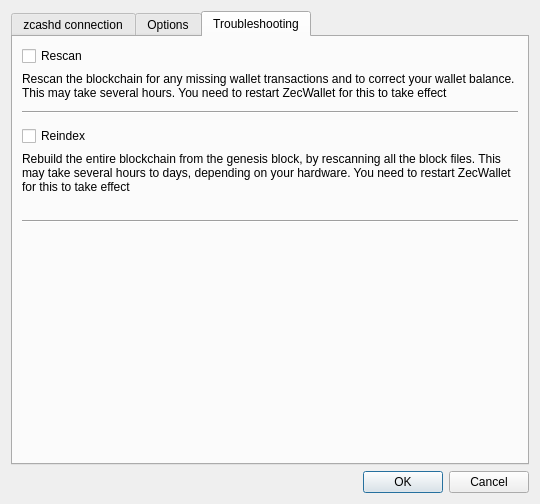
This is src/settings.ui in ZcashFoundation/zecwallet as Qt 5 draws it before an edit. The edited form follows.
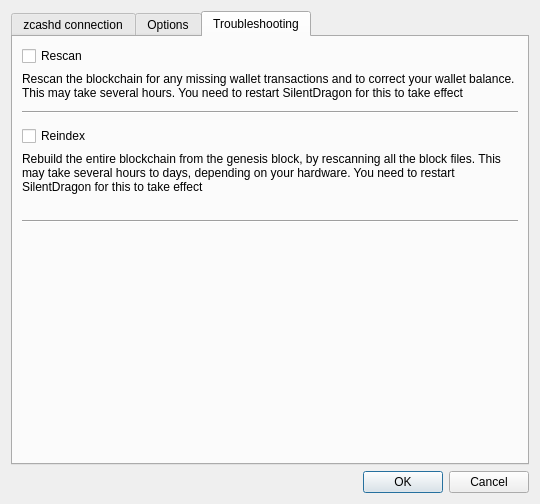
This is the edited form.

Diff of the .ui file:
```diff
--- a/src/settings.ui
+++ b/src/settings.ui
@@ -284,7 +284,7 @@
        <item row="1" column="0">
         <widget class="QLabel" name="label_9">
          <property name="text">
-          <string>Rescan the blockchain for any missing wallet transactions and to correct your wallet balance. This may take several hours. You need to restart ZecWallet for this to take effect</string>
+          <string>Rescan the blockchain for any missing wallet transactions and to correct your wallet balance. This may take several hours. You need to restart SilentDragon for this to take effect</string>
          </property>
          <property name="wordWrap">
           <bool>true</bool>
@@ -328,7 +328,7 @@
        <item row="6" column="0">
         <widget class="QLabel" name="label_11">
          <property name="text">
-          <string>Rebuild the entire blockchain from the genesis block, by rescanning all the block files. This may take several hours to days, depending on your hardware. You need to restart ZecWallet for this to take effect</string>
+          <string>Rebuild the entire blockchain from the genesis block, by rescanning all the block files. This may take several hours to days, depending on your hardware. You need to restart SilentDragon for this to take effect</string>
          </property>
          <property name="wordWrap">
           <bool>true</bool>
```
